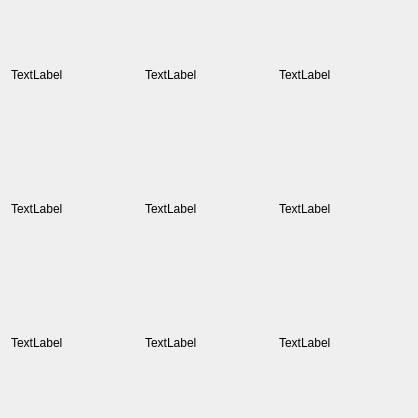
Above: TicTacToe/TicTacToe.ui from Eugene7Iv/TicTacToe before the change. Below: the same form after it.
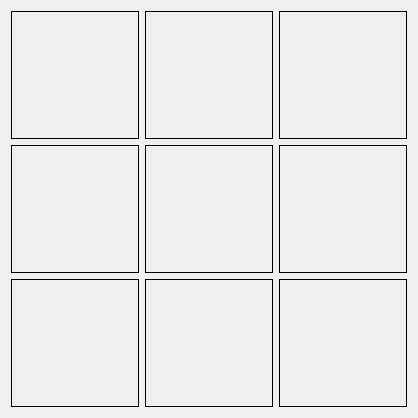
That is the form after the change. Custom widgets are drawn as their Qt base class.

The edit to the form file:
```diff
--- a/TicTacToe/TicTacToe.ui
+++ b/TicTacToe/TicTacToe.ui
@@ -17,7 +17,7 @@
    <item row="0" column="2">
     <layout class="QGridLayout" name="gridLayout_2">
      <item row="0" column="0">
-      <widget class="MyQLabel" name="label">
+      <widget class="QLabel" name="label">
        <property name="minimumSize">
         <size>
          <width>128</width>
@@ -30,13 +30,19 @@
          <height>128</height>
         </size>
        </property>
+       <property name="frameShape">
+        <enum>QFrame::Panel</enum>
+       </property>
+       <property name="frameShadow">
+        <enum>QFrame::Plain</enum>
+       </property>
        <property name="text">
-        <string>TextLabel</string>
+        <string/>
        </property>
       </widget>
      </item>
      <item row="1" column="2">
-      <widget class="MyQLabel" name="label_6">
+      <widget class="QLabel" name="label_6">
        <property name="minimumSize">
         <size>
          <width>128</width>
@@ -49,13 +55,16 @@
          <height>128</height>
         </size>
        </property>
+       <property name="frameShape">
+        <enum>QFrame::Panel</enum>
+       </property>
        <property name="text">
-        <string>TextLabel</string>
+        <string/>
        </property>
       </widget>
      </item>
      <item row="1" column="0">
-      <widget class="MyQLabel" name="label_4">
+      <widget class="QLabel" name="label_4">
        <property name="minimumSize">
         <size>
          <width>128</width>
@@ -68,13 +77,16 @@
          <height>128</height>
         </size>
        </property>
+       <property name="frameShape">
+        <enum>QFrame::Panel</enum>
+       </property>
        <property name="text">
-        <string>TextLabel</string>
+        <string/>
        </property>
       </widget>
      </item>
      <item row="0" column="1">
-      <widget class="MyQLabel" name="label_2">
+      <widget class="QLabel" name="label_2">
        <property name="minimumSize">
         <size>
          <width>128</width>
@@ -87,13 +99,19 @@
          <height>128</height>
         </size>
        </property>
+       <property name="frameShape">
+        <enum>QFrame::Panel</enum>
+       </property>
+       <property name="frameShadow">
+        <enum>QFrame::Plain</enum>
+       </property>
        <property name="text">
-        <string>TextLabel</string>
+        <string/>
        </property>
       </widget>
      </item>
      <item row="1" column="1">
-      <widget class="MyQLabel" name="label_5">
+      <widget class="QLabel" name="label_5">
        <property name="minimumSize">
         <size>
          <width>128</width>
@@ -106,13 +124,16 @@
          <height>128</height>
         </size>
        </property>
+       <property name="frameShape">
+        <enum>QFrame::Panel</enum>
+       </property>
        <property name="text">
-        <string>TextLabel</string>
+        <string/>
        </property>
       </widget>
      </item>
      <item row="0" column="2">
-      <widget class="MyQLabel" name="label_3">
+      <widget class="QLabel" name="label_3">
        <property name="minimumSize">
         <size>
          <width>128</width>
@@ -125,13 +146,16 @@
          <height>128</height>
         </size>
        </property>
+       <property name="frameShape">
+        <enum>QFrame::Panel</enum>
+       </property>
        <property name="text">
-        <string>TextLabel</string>
+        <string/>
        </property>
       </widget>
      </item>
      <item row="2" column="0">
-      <widget class="MyQLabel" name="label_7">
+      <widget class="QLabel" name="label_7">
        <property name="minimumSize">
         <size>
          <width>128</width>
@@ -144,13 +168,16 @@
          <height>128</height>
         </size>
        </property>
+       <property name="frameShape">
+        <enum>QFrame::Box</enum>
+       </property>
        <property name="text">
-        <string>TextLabel</string>
+        <string/>
        </property>
       </widget>
      </item>
      <item row="2" column="1">
-      <widget class="MyQLabel" name="label_8">
+      <widget class="QLabel" name="label_8">
        <property name="minimumSize">
         <size>
          <width>128</width>
@@ -163,13 +190,16 @@
          <height>128</height>
         </size>
        </property>
+       <property name="frameShape">
+        <enum>QFrame::Box</enum>
+       </property>
        <property name="text">
-        <string>TextLabel</string>
+        <string/>
        </property>
       </widget>
      </item>
      <item row="2" column="2">
-      <widget class="MyQLabel" name="label_9">
+      <widget class="QLabel" name="label_9">
        <property name="minimumSize">
         <size>
          <width>128</width>
@@ -182,8 +212,11 @@
          <height>128</height>
         </size>
        </property>
+       <property name="frameShape">
+        <enum>QFrame::Box</enum>
+       </property>
        <property name="text">
-        <string>TextLabel</string>
+        <string/>
        </property>
       </widget>
      </item>
@@ -192,13 +225,6 @@
   </layout>
  </widget>
  <layoutdefault spacing="6" margin="11"/>
- <customwidgets>
-  <customwidget>
-   <class>MyQLabel</class>
-   <extends>QLabel</extends>
-   <header>MyQLabel.h</header>
-  </customwidget>
- </customwidgets>
  <resources>
   <include location="TicTacToe.qrc"/>
  </resources>
```
